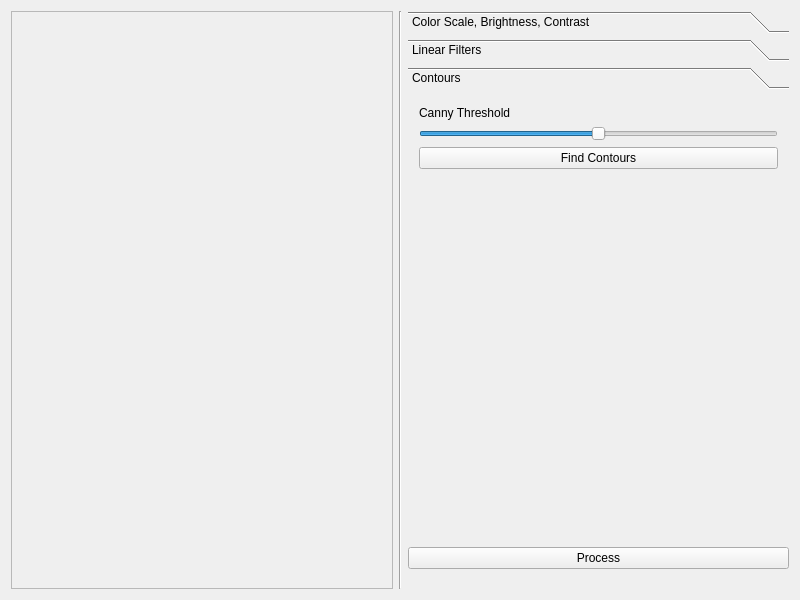
First picture: the form in software/computer/client/opencv/contour/mainwindow.ui, repository wercool/valter, before the edit.
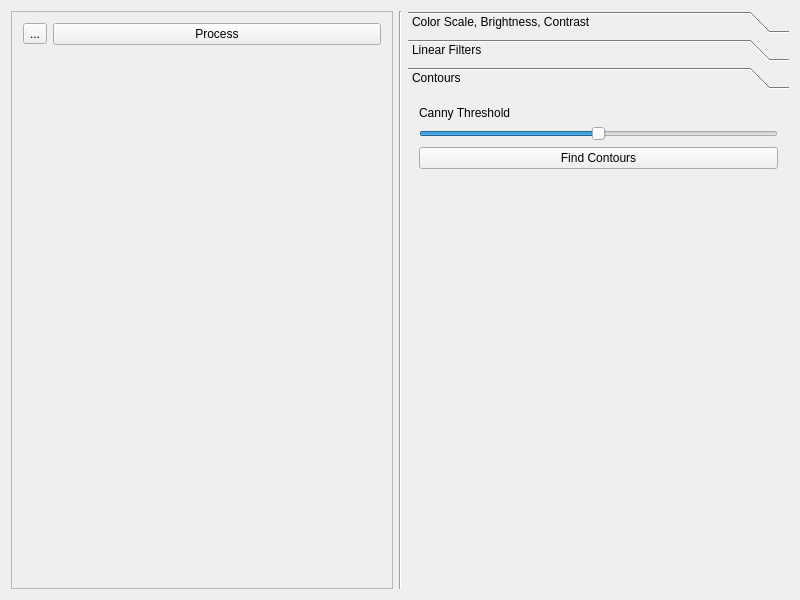
Second picture: the form after the edit.

Commit message: opencv: contour open file dialog added

Diff of the .ui file:
```diff
--- a/software/computer/client/opencv/contour/mainwindow.ui
+++ b/software/computer/client/opencv/contour/mainwindow.ui
@@ -41,6 +41,27 @@
           </rect>
          </property>
          <layout class="QVBoxLayout" name="verticalLayout_3">
+          <item>
+           <layout class="QHBoxLayout" name="horizontalLayout_2">
+            <property name="leftMargin">
+             <number>0</number>
+            </property>
+            <item>
+             <widget class="QToolButton" name="openFileButton">
+              <property name="text">
+               <string>...</string>
+              </property>
+             </widget>
+            </item>
+            <item>
+             <widget class="QPushButton" name="processButton">
+              <property name="text">
+               <string>Process</string>
+              </property>
+             </widget>
+            </item>
+           </layout>
+          </item>
           <item>
            <layout class="QVBoxLayout" name="imageLayout">
             <property name="spacing">
@@ -51,6 +72,19 @@
             </property>
            </layout>
           </item>
+          <item>
+           <spacer name="verticalSpacer_5">
+            <property name="orientation">
+             <enum>Qt::Vertical</enum>
+            </property>
+            <property name="sizeHint" stdset="0">
+             <size>
+              <width>20</width>
+              <height>40</height>
+             </size>
+            </property>
+           </spacer>
+          </item>
          </layout>
         </widget>
        </widget>
@@ -263,7 +297,7 @@
              <x>0</x>
              <y>0</y>
              <width>380</width>
-             <height>175</height>
+             <height>186</height>
             </rect>
            </property>
            <attribute name="label">
@@ -331,13 +365,6 @@
           </property>
          </spacer>
         </item>
-        <item>
-         <widget class="QPushButton" name="processButton">
-          <property name="text">
-           <string>Process</string>
-          </property>
-         </widget>
-        </item>
         <item>
          <spacer name="horizontalSpacer">
           <property name="orientation">
```
Left out of the diff: 4 changed lines with no effect on the pictures. The commit also changes 2 other files.
